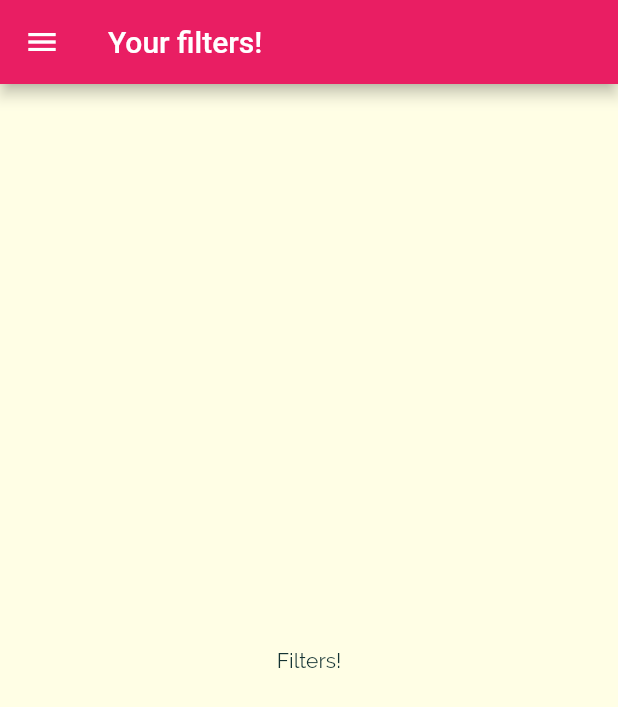
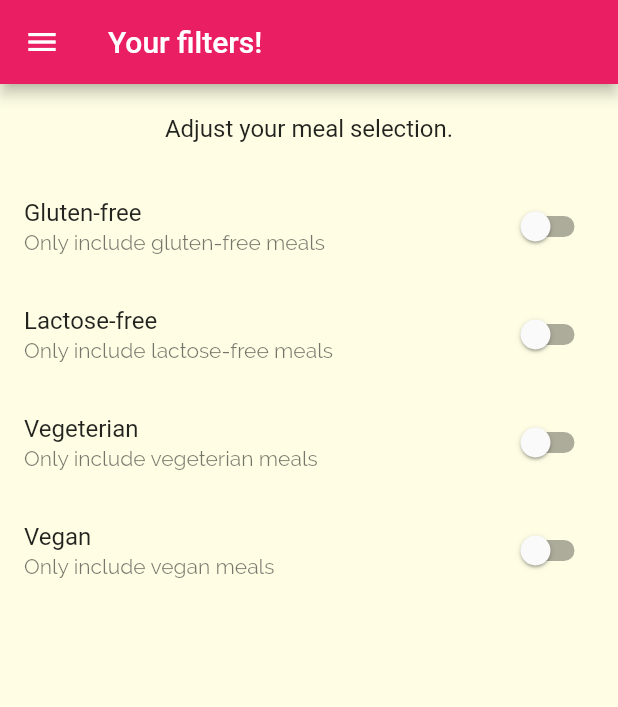
Before and after one commit to sudo0rw3ll/FlutterRecipes, a Flutter app: the FilterScreen screen opened by its route, on a phone screen of 412 x 824 dp. Shown: the top 707 px of the screen. Run offline on Flutter 3.47's test engine with Material 2 defaults, Android fonts, the phone set to English and light mode, and no system bars.

Commit message:
Added filters for meals

```diff
--- a/lib/screens/filters_screen.dart
+++ b/lib/screens/filters_screen.dart
@@ -2,8 +2,28 @@ import 'package:flutter/material.dart';
 
 import 'package:meals_app/widgets/main_drawer.dart';
 
-class FilterScreen extends StatelessWidget {
+class FilterScreen extends StatefulWidget {
   static const routeName = '/filters';
+
+  @override
+  State<FilterScreen> createState() => _FilterScreenState();
+}
+
+class _FilterScreenState extends State<FilterScreen> {
+  bool _glutenFree = false;
+  bool _vegeterian = false;
+  bool _vegan = false;
+  bool _lactoseFree = false;
+
+  Widget _buildSwitchListTile(String title, String description,
+      bool currentValue, Function(bool) update) {
+    return SwitchListTile(
+      title: Text(title),
+      value: currentValue,
+      subtitle: Text(description),
+      onChanged: update,
+    );
+  }
 
   @override
   Widget build(BuildContext context) {
@@ -12,8 +32,57 @@ class FilterScreen extends StatelessWidget {
         title: Text('Your filters!'),
       ),
       drawer: MainDrawer(),
-      body: Center(
-        child: Text('Filters!'),
+      body: Column(
+        children: <Widget>[
+          Container(
+            padding: EdgeInsets.all(20),
+            child: Text(
+              'Adjust your meal selection.',
+              style: Theme.of(context).textTheme.titleMedium,
+            ),
+          ),
+          Expanded(
+            child: ListView(
+              children: <Widget>[
+                _buildSwitchListTile('Gluten-free',
+                    'Only include gluten-free meals', _glutenFree, (newValue) {
+                  setState(
+                    () {
+                      _glutenFree = newValue;
+                    },
+                  );
+                }),
+                _buildSwitchListTile(
+                    'Lactose-free',
+                    'Only include lactose-free meals',
+                    _lactoseFree, (newValue) {
+                  setState(
+                    () {
+                      _lactoseFree = newValue;
+                    },
+                  );
+                }),
+                _buildSwitchListTile(
+                    'Vegeterian', 'Only include vegeterian meals', _vegeterian,
+                    (newValue) {
+                  setState(
+                    () {
+                      _vegeterian = newValue;
+                    },
+                  );
+                }),
+                _buildSwitchListTile(
+                    'Vegan', 'Only include vegan meals', _vegan, (newValue) {
+                  setState(
+                    () {
+                      _vegan = newValue;
+                    },
+                  );
+                })
+              ],
+            ),
+          )
+        ],
       ),
     );
   }
```
